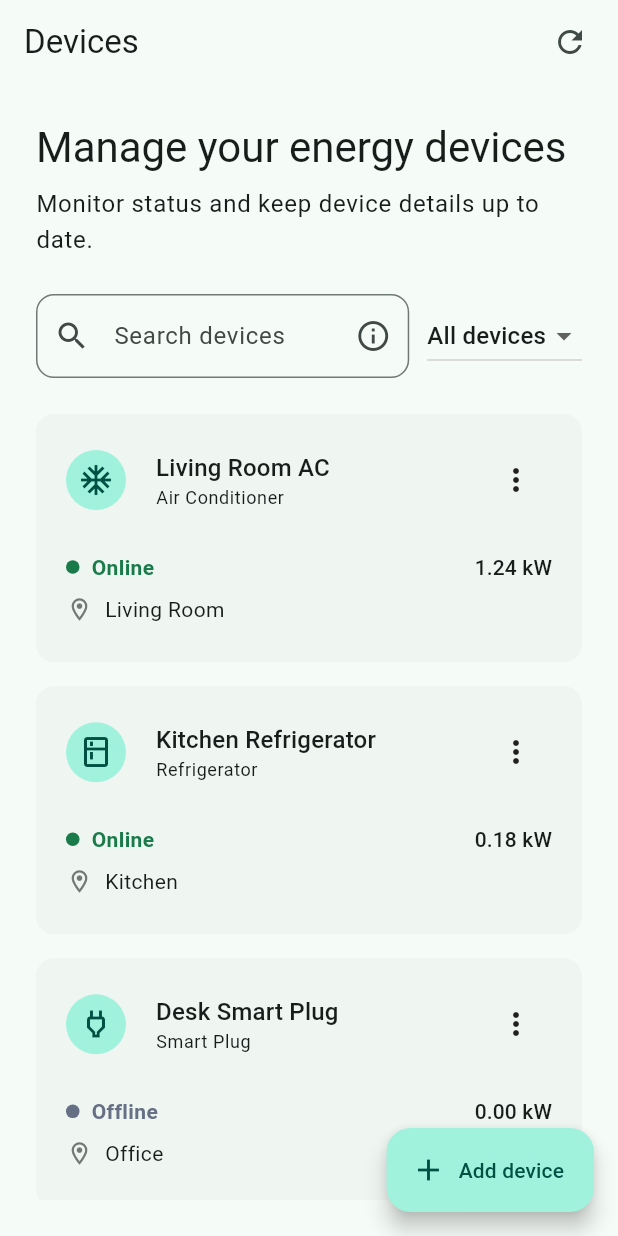
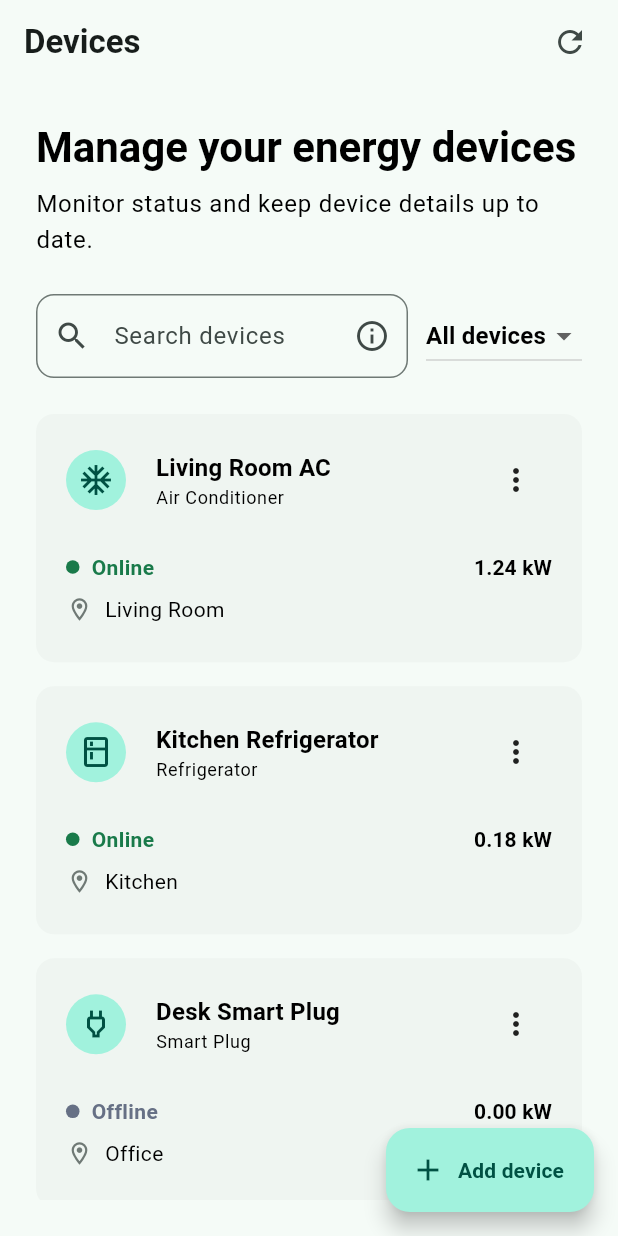
Before and after one commit to Mohamed-Abdulla/wattflow-app, a Flutter app: the screen it shows after launch, on a phone screen of 412 x 824 dp. Run offline on Flutter 3.47's test engine with Material 3 defaults, Android fonts, the phone set to English and light mode, and no system bars; our stand-ins replace dio, firebase_core, firebase_crashlytics, flutter_riverpod, freezed_annotation, go_router and 1 more; accounts and stored records are empty; generated files the repository leaves out were written again.

Commit message:
feat: add AppTypography class for consistent text styling across the application

```diff
--- a/lib/app/theme/app_theme.dart
+++ b/lib/app/theme/app_theme.dart
@@ -2,6 +2,7 @@ import 'package:flutter/material.dart';
 
 import 'app_radii.dart';
 import 'app_sizes.dart';
+import 'app_typography.dart';
 import 'wattflow_colors.dart';
 
 abstract final class AppTheme {
@@ -18,6 +19,7 @@ abstract final class AppTheme {
       colorScheme: scheme,
       brightness: brightness,
       useMaterial3: true,
+      textTheme: AppTypography.textTheme(brightness),
       scaffoldBackgroundColor: scheme.surface,
       extensions: [brandColors],
       inputDecorationTheme: const InputDecorationTheme(
--- /dev/null
+++ b/lib/app/theme/app_typography.dart
@@ -0,0 +1,72 @@
+import 'package:flutter/material.dart';
+
+abstract final class AppTypography {
+  static TextTheme textTheme(Brightness brightness) {
+    final base = brightness == Brightness.light
+        ? Typography.material2021().black
+        : Typography.material2021().white;
+
+    return base.copyWith(
+      displayLarge: base.displayLarge?.copyWith(
+        fontSize: 57,
+        fontWeight: FontWeight.w700,
+      ),
+      displayMedium: base.displayMedium?.copyWith(
+        fontSize: 45,
+        fontWeight: FontWeight.w700,
+      ),
+      displaySmall: base.displaySmall?.copyWith(
+        fontSize: 36,
+        fontWeight: FontWeight.w700,
+      ),
+      headlineLarge: base.headlineLarge?.copyWith(
+        fontSize: 32,
+        fontWeight: FontWeight.w700,
+      ),
+      headlineMedium: base.headlineMedium?.copyWith(
+        fontSize: 28,
+        fontWeight: FontWeight.w700,
+      ),
+      headlineSmall: base.headlineSmall?.copyWith(
+        fontSize: 24,
+        fontWeight: FontWeight.w700,
+      ),
+      titleLarge: base.titleLarge?.copyWith(
+        fontSize: 22,
+        fontWeight: FontWeight.w700,
+      ),
+      titleMedium: base.titleMedium?.copyWith(
+        fontSize: 16,
+        fontWeight: FontWeight.w600,
+      ),
+      titleSmall: base.titleSmall?.copyWith(
+        fontSize: 14,
+        fontWeight: FontWeight.w600,
+      ),
+      bodyLarge: base.bodyLarge?.copyWith(
+        fontSize: 16,
+        fontWeight: FontWeight.w400,
+      ),
+      bodyMedium: base.bodyMedium?.copyWith(
+        fontSize: 14,
+        fontWeight: FontWeight.w400,
+      ),
+      bodySmall: base.bodySmall?.copyWith(
+        fontSize: 12,
+        fontWeight: FontWeight.w400,
+      ),
+      labelLarge: base.labelLarge?.copyWith(
+        fontSize: 14,
+        fontWeight: FontWeight.w600,
+      ),
+      labelMedium: base.labelMedium?.copyWith(
+        fontSize: 12,
+        fontWeight: FontWeight.w600,
+      ),
+      labelSmall: base.labelSmall?.copyWith(
+        fontSize: 11,
+        fontWeight: FontWeight.w600,
+      ),
+    );
+  }
+}
```
Also changed, not shown: 1 other file.
